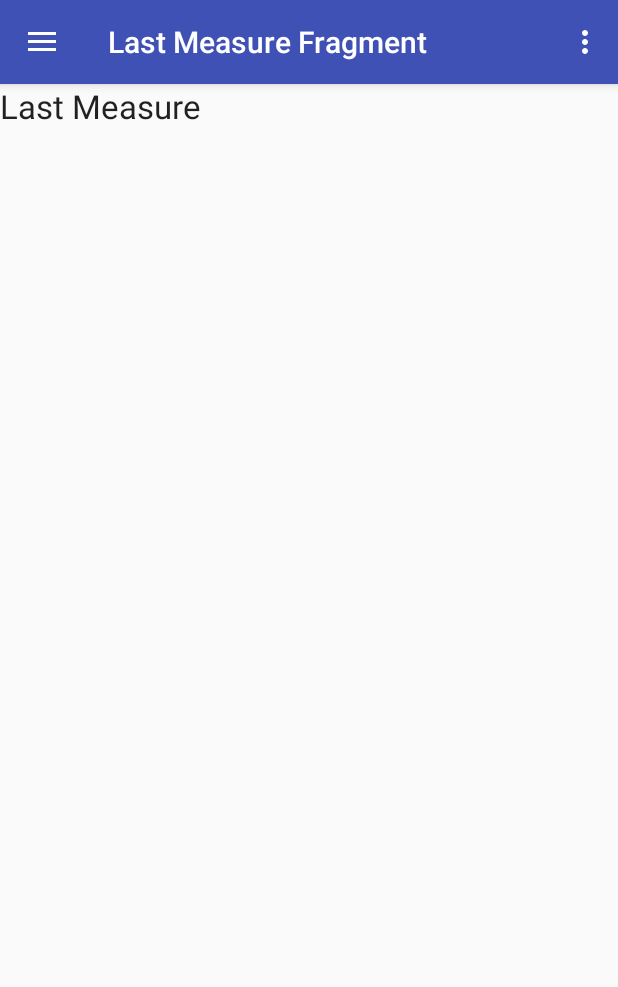
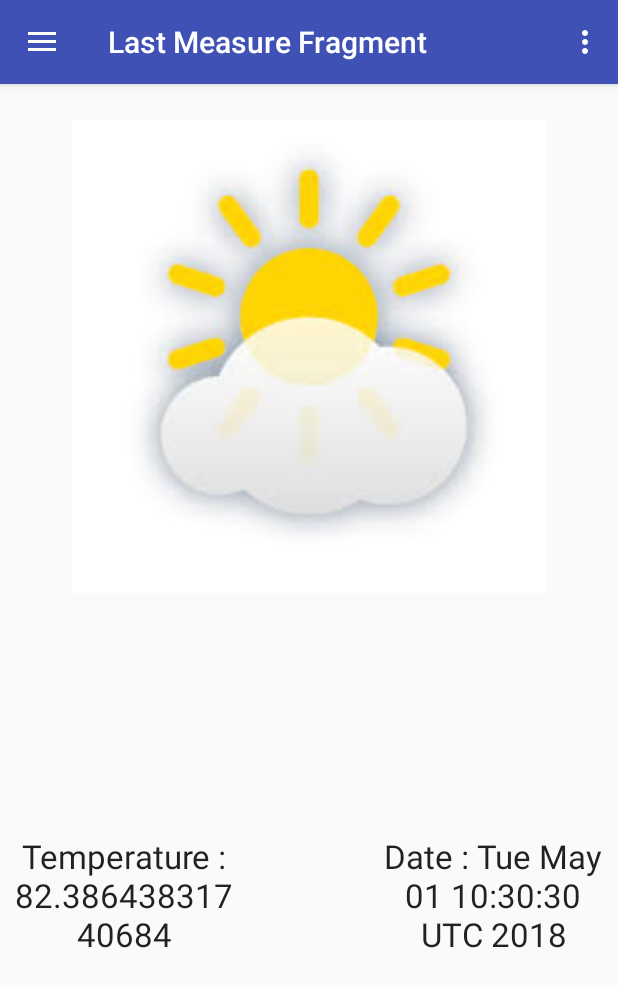
Before and after one commit to amebarki/MeteoCaptor, an Android app: the fragment ArchiveFragment placed in its activity, after a tap on "Last Measure", on a phone screen of 412 x 824 dp. Shown: the top 987 px of the screen. Run offline under Robolectric (Android 15) with nearby library versions, the phone set to English and light mode, and no system bars; 1 statement that could not run was skipped; 1 other tap on this screen came first.

Commit message:
[FEAT] add skeleton project : last measure layout and archive layout, recyclerview system, manager system

```diff
--- /dev/null
+++ b/app/src/main/java/com/iem/meteocaptor/data/manager/WeatherManager.java
@@ -0,0 +1,40 @@
+package com.iem.meteocaptor.data.manager;
+
+import com.iem.meteocaptor.data.model.WeatherModel;
+
+import java.util.List;
+
+public class WeatherManager {
+
+    private static WeatherManager instance  = null;
+    private WeatherModel lastMeasure;
+    private List<WeatherModel> archive;
+
+    public static WeatherManager getInstance() {
+        if (instance == null) {
+            instance = new WeatherManager();
+        }
+        return instance;
+    }
+
+    public void setLastMeasure(WeatherModel measure)
+    {
+        this.lastMeasure = measure;
+    }
+
+    public  WeatherModel getLastMeasure()
+    {
+        return lastMeasure;
+    }
+
+    public void setArchive(List<WeatherModel> archive)
+    {
+        this.archive = archive;
+    }
+
+    public List<WeatherModel> getArchive()
+    {
+        return archive;
+    }
+
+}
--- /dev/null
+++ b/app/src/main/java/com/iem/meteocaptor/data/model/WeatherModel.java
@@ -0,0 +1,51 @@
+package com.iem.meteocaptor.data.model;
+
+import java.util.Date;
+
+public class WeatherModel {
+
+    private Date date;
+    private double temperature;
+    private double humidity;
+    private String screenshot;
+
+
+    public WeatherModel(Date date,double temperature, double humidity, String screenshot) {
+        this.date = date;
+        this.temperature = temperature;
+        this.humidity = humidity;
+        this.screenshot = screenshot;
+    }
+
+    public double getTemperature() {
+        return temperature;
+    }
+
+    public void setTemperature(double temperature) {
+        this.temperature = temperature;
+    }
+
+    public double getHumidity() {
+        return humidity;
+    }
+
+    public void setHumidity(double humidity) {
+        this.humidity = humidity;
+    }
+
+    public String getScreenshot() {
+        return screenshot;
+    }
+
+    public void setScreenshot(String screenshot) {
+        this.screenshot = screenshot;
+    }
+
+    public Date getDate() {
+        return date;
+    }
+
+    public void setDate(Date date) {
+        this.date = date;
+    }
+}
--- /dev/null
+++ b/app/src/main/java/com/iem/meteocaptor/tools/CustomItemClickListener.java
@@ -0,0 +1,7 @@
+package com.iem.meteocaptor.tools;
+
+import android.view.View;
+
+public interface CustomItemClickListener {
+    public void onItemClick(View v, int position);
+}
--- a/app/src/main/java/com/iem/meteocaptor/ui/activity/MainActivity.java
+++ b/app/src/main/java/com/iem/meteocaptor/ui/activity/MainActivity.java
@@ -118,7 +118,7 @@ public class MainActivity extends AppCompatActivity implements NavigationView.On
                 fragment = new LastMeasureFragment();
                 break;
             case R.id.nav_archive:
-                fragment = new ArchiveFragment();
+                fragment = ArchiveFragment.newInstance();
                 break;
             case R.id.nav_exit:
                 finish();
--- /dev/null
+++ b/app/src/main/java/com/iem/meteocaptor/ui/adapter/WeatherAdapter.java
@@ -0,0 +1,85 @@
+package com.iem.meteocaptor.ui.adapter;
+
+import android.content.Context;
+import android.support.v7.widget.RecyclerView;
+import android.util.Log;
+import android.view.LayoutInflater;
+import android.view.View;
+import android.view.ViewGroup;
+import android.widget.TextView;
+
+import com.iem.meteocaptor.R;
+import com.iem.meteocaptor.data.model.WeatherModel;
+import com.iem.meteocaptor.tools.CustomItemClickListener;
+import com.iem.meteocaptor.ui.fragment.ArchiveFragment;
+
+import java.util.ArrayList;
+import java.util.List;
+
+public class WeatherAdapter extends RecyclerView.Adapter<WeatherAdapter.WeatherViewHolder> {
+
+
+    private ArrayList<WeatherModel> listMeasure;
+    private Context context;
+
+    private CustomItemClickListener listener;
+
+
+    public WeatherAdapter(List<WeatherModel> listMeasure, ArchiveFragment context, CustomItemClickListener listener) {
+        this.listMeasure = new ArrayList<>();
+        this.listMeasure.addAll(listMeasure);
+        this.listener = listener;
+    }
+
+    @Override
+    public WeatherAdapter.WeatherViewHolder onCreateViewHolder(ViewGroup viewGroup, int i) {
+        // create a new view
+        final View view = LayoutInflater.from(viewGroup.getContext())
+                .inflate(R.layout.recycler_item_archive_weather, viewGroup, false);
+
+        final WeatherAdapter.WeatherViewHolder myHolder = new WeatherAdapter.WeatherViewHolder(view);
+        view.setOnClickListener(new View.OnClickListener() {
+            @Override
+            public void onClick(View v) {
+                listener.onItemClick(v, myHolder.getLayoutPosition());
+            }
+        });
+
+        return myHolder;
+    }
+
+    @Override
+    public void onBindViewHolder(WeatherAdapter.WeatherViewHolder holder, int position) {
+        holder.dateTextView.setText("Date" + listMeasure.get(position).getDate().toString());
+        holder.humidityTextView.setText("Humidity" + listMeasure.get(position).getHumidity() +"");
+        holder.temperatureTextView.setText("Temperature" + listMeasure.get(position).getTemperature() +"");
+       // Picasso.with(context).load(pokemonArrayList.get(position).getSprite()).into(holder.imageView);
+    }
+
+
+
+    @Override
+    public int getItemCount() {
+        if (listMeasure == null) {
+            return 0;
+        }
+        return listMeasure.size();
+    }
+
+
+
+    public static class WeatherViewHolder extends RecyclerView.ViewHolder {
+        public TextView dateTextView;
+        public TextView temperatureTextView;
+        public TextView humidityTextView;
+        public WeatherViewHolder(View itemView) {
+            super(itemView);
+            this.temperatureTextView = itemView.findViewById(R.id.item_archive_temperature) ;
+            this.humidityTextView = itemView.findViewById(R.id.item_archive_humidity);
+            this.dateTextView = itemView.findViewById(R.id.item_archive_date);
+        }
+    }
+
+
+
+}
--- a/app/src/main/java/com/iem/meteocaptor/ui/fragment/ArchiveFragment.java
+++ b/app/src/main/java/com/iem/meteocaptor/ui/fragment/ArchiveFragment.java
@@ -1,25 +1,71 @@
 package com.iem.meteocaptor.ui.fragment;
 
+import android.content.Context;
 import android.support.v4.app.Fragment;
 import android.os.Bundle;
 import android.support.annotation.Nullable;
+import android.support.v7.widget.LinearLayoutManager;
+import android.support.v7.widget.RecyclerView;
 import android.view.LayoutInflater;
 import android.view.View;
 import android.view.ViewGroup;
+import android.widget.Toast;
 
 import com.iem.meteocaptor.R;
+import com.iem.meteocaptor.data.model.WeatherModel;
+import com.iem.meteocaptor.tools.CustomItemClickListener;
+import com.iem.meteocaptor.ui.adapter.WeatherAdapter;
+
+import java.util.ArrayList;
+import java.util.Date;
 
 /**
  * Created by iem on 30/04/2018.
  */
 
 public class ArchiveFragment extends Fragment {
+
+    private ArrayList<WeatherModel> listMeasure;
+
+    private RecyclerView recyclerView;
+    private RecyclerView.Adapter recyclerViewAdapter;
+    private RecyclerView.LayoutManager recyclerViewManager;
+    private Context context;
+
+
+    public static ArchiveFragment newInstance() {
+        Bundle args = new Bundle();
+        ArchiveFragment fragment = new ArchiveFragment();
+        fragment.setArguments(args);
+        return fragment;
+    }
+
+    @Override
+    public void onAttach(Context context) {
+        super.onAttach(context);
+        this.context = context;
+    }
+
+    @Override
+    public void onDetach() {
+        super.onDetach();
+        this.context = null;
+    }
+
+
+    @Override
+    public void onCreate(@Nullable Bundle savedInstanceState) {
+        super.onCreate(savedInstanceState);
+        listMeasure = new ArrayList<>();
+    }
+
     @Nullable
     @Override
     public View onCreateView(LayoutInflater inflater, @Nullable ViewGroup container, @Nullable Bundle savedInstanceState) {
-        //returning our layout file
-        //change R.layout.yourlayoutfilename for each of your fragments
-        return inflater.inflate(R.layout.fragment_archive, container, false);
+        View view = inflater.inflate(R.layout.fragment_archive, container, false);
+        this.initList();
+        this.setRecyclerView(view);
+        return view;
     }
 
 
@@ -28,6 +74,33 @@ public class ArchiveFragment extends Fragment {
         super.onViewCreated(view, savedInstanceState);
         //you can set the title for your toolbar here for different fragments different titles
         getActivity().setTitle("Archive");
+
+    }
+
+    private void setRecyclerView(View view) {
+        recyclerView = view.findViewById(R.id.fragment_archive_recycler_view);
+        recyclerView.setHasFixedSize(true);
+        LinearLayoutManager layoutManager = new LinearLayoutManager(context, LinearLayoutManager.HORIZONTAL, false);
+        final WeatherAdapter weatherAdapter = new WeatherAdapter(listMeasure, this, new CustomItemClickListener() {
+            @Override
+            public void onItemClick(View v, int position) {
+                Toast.makeText(context, "position : " + position, Toast.LENGTH_SHORT).show();
+            }
+        });
+        recyclerView.setAdapter(weatherAdapter);
+        recyclerView.setLayoutManager(layoutManager);
+    }
+
+    private void initList() {
+        listMeasure = new ArrayList<>();
+        listMeasure.add(new WeatherModel(new Date(),Math.random() * 100, Math.random() * 100, "Screenshot" + Math.random() * 1000));
+        listMeasure.add(new WeatherModel(new Date(),Math.random() * 100, Math.random() * 100, "Screenshot" + Math.random() * 1000));
+        listMeasure.add(new WeatherModel(new Date(),Math.random() * 100, Math.random() * 100, "Screenshot" + Math.random() * 1000));
+        listMeasure.add(new WeatherModel(new Date(),Math.random() * 100, Math.random() * 100, "Screenshot" + Math.random() * 1000));
+        listMeasure.add(new WeatherModel(new Date(),Math.random() * 100, Math.random() * 100, "Screenshot" + Math.random() * 1000));
+        listMeasure.add(new WeatherModel(new Date(),Math.random() * 100, Math.random() * 100, "Screenshot" + Math.random() * 1000));
+        listMeasure.add(new WeatherModel(new Date(),Math.random() * 100, Math.random() * 100, "Screenshot" + Math.random() * 1000));
+        listMeasure.add(new WeatherModel(new Date(),Math.random() * 100, Math.random() * 100, "Screenshot" + Math.random() * 1000));
     }
 
 }
--- a/app/src/main/java/com/iem/meteocaptor/ui/fragment/LastMeasureFragment.java
+++ b/app/src/main/java/com/iem/meteocaptor/ui/fragment/LastMeasureFragment.java
@@ -1,27 +1,48 @@
 package com.iem.meteocaptor.ui.fragment;
 
+import android.content.Context;
 import android.support.v4.app.Fragment;
 import android.os.Bundle;
 import android.support.annotation.Nullable;
 import android.view.LayoutInflater;
 import android.view.View;
 import android.view.ViewGroup;
+import android.widget.ImageView;
+import android.widget.TextView;
 
 import com.iem.meteocaptor.R;
+import com.iem.meteocaptor.data.manager.WeatherManager;
+import com.iem.meteocaptor.data.model.WeatherModel;
+
+import org.w3c.dom.Text;
+
+import java.util.Date;
 
 /**
  * Created by iem on 30/04/2018.
  */
 
 public class LastMeasureFragment extends Fragment {
-
+    private WeatherManager weatherManager = WeatherManager.getInstance();
+    private Context context;
+    private ImageView screenshot;
+    private TextView dateTextView;
+    private TextView temperatureTextView;
 
     @Nullable
     @Override
     public View onCreateView(LayoutInflater inflater, @Nullable ViewGroup container, @Nullable Bundle savedInstanceState) {
         //returning our layout file
         //change R.layout.yourlayoutfilename for each of your fragments
-        return inflater.inflate(R.layout.fragment_last_measure, container, false);
+        this.init();
+        View view = inflater.inflate(R.layout.fragment_last_measure, container, false);
+        screenshot = view.findViewById(R.id.fragment_last_measure_screenshot);
+        screenshot.setImageResource(R.drawable.splash_screen);
+        dateTextView = view.findViewById(R.id.fragment_last_measure_textview_date);
+        temperatureTextView = view.findViewById(R.id.fragment_last_measure_textview_temperature);
+        dateTextView.setText("Date : " + weatherManager.getLastMeasure().getDate());
+        temperatureTextView.setText("Temperature : " + weatherManager.getLastMeasure().getTemperature());
+        return view;
     }
 
 
@@ -33,4 +54,8 @@ public class LastMeasureFragment extends Fragment {
     }
 
 
+    private void init() {
+        weatherManager.setLastMeasure(new WeatherModel(new Date(), Math.random() * 100, Math.random() * 100, "Screenshot" + Math.random() * 1000));
+    }
+
 }
--- a/app/src/main/res/layout/fragment_last_measure.xml
+++ b/app/src/main/res/layout/fragment_last_measure.xml
@@ -1,18 +1,51 @@
 <?xml version="1.0" encoding="utf-8"?>
 <android.support.constraint.ConstraintLayout
-    xmlns:android="http://schemas.android.com/apk/res/android" android:layout_width="match_parent"
+    xmlns:android="http://schemas.android.com/apk/res/android"
+    xmlns:app="http://schemas.android.com/apk/res-auto"
+    xmlns:tools="http://schemas.android.com/tools"
+    android:layout_width="match_parent"
     android:layout_height="match_parent">
+
+
+    <ImageView
+        android:id="@+id/fragment_last_measure_screenshot"
+        android:layout_width="match_parent"
+        android:layout_height="315dp"
+        android:layout_marginTop="24dp"
+        app:layout_constraintTop_toTopOf="parent" />
+
+    <TextView
+        android:id="@+id/fragment_last_measure_textview_date"
+        android:layout_width="150dp"
+        android:layout_height="100dp"
+        android:layout_centerHorizontal="true"
+        android:layout_centerVertical="true"
+        android:layout_marginBottom="8dp"
+        android:layout_marginEnd="8dp"
+        android:text="Date"
+        android:textAlignment="center"
+        android:textAppearance="?android:attr/textAppearanceLarge"
+        app:layout_constraintBottom_toBottomOf="parent"
+        app:layout_constraintEnd_toEndOf="parent"
+        app:layout_constraintTop_toBottomOf="@+id/fragment_last_measure_screenshot" />
+
+    <TextView
+        android:id="@+id/fragment_last_measure_textview_temperature"
+        android:layout_width="150dp"
+        android:layout_height="100dp"
+        android:layout_centerHorizontal="true"
+        android:layout_centerVertical="true"
+        android:layout_marginBottom="8dp"
+        android:layout_marginStart="8dp"
+        android:text="Temperature"
+        android:textAlignment="center"
+        android:textAppearance="?android:attr/textAppearanceLarge"
+        app:layout_constraintBottom_toBottomOf="parent"
+        app:layout_constraintStart_toStartOf="parent"
+        app:layout_constraintTop_toBottomOf="@+id/fragment_last_measure_screenshot" />
 
 
 
 
-    <TextView
-        android:layout_width="wrap_content"
-        android:layout_height="wrap_content"
-        android:textAppearance="?android:attr/textAppearanceLarge"
-        android:text="Last Measure"
-        android:id="@+id/textView"
-        android:layout_centerVertical="true"
-        android:layout_centerHorizontal="true" />
 
 </android.support.constraint.ConstraintLayout>
--- a/build.gradle
+++ b/build.gradle
@@ -7,7 +7,7 @@ buildscript {
         jcenter()
     }
     dependencies {
-        classpath 'com.android.tools.build:gradle:3.0.0'
+        classpath 'com.android.tools.build:gradle:3.1.2'
 
 
         // NOTE: Do not place your application dependencies here; they belong
```
Also changed, not shown: app/src/main/res/layout/fragment_archive.xml (+7 -8 lines), app/src/main/res/layout/recycler_item_archive_weather.xml (added, +35 -0 lines), gradle/wrapper/gradle-wrapper.properties.
